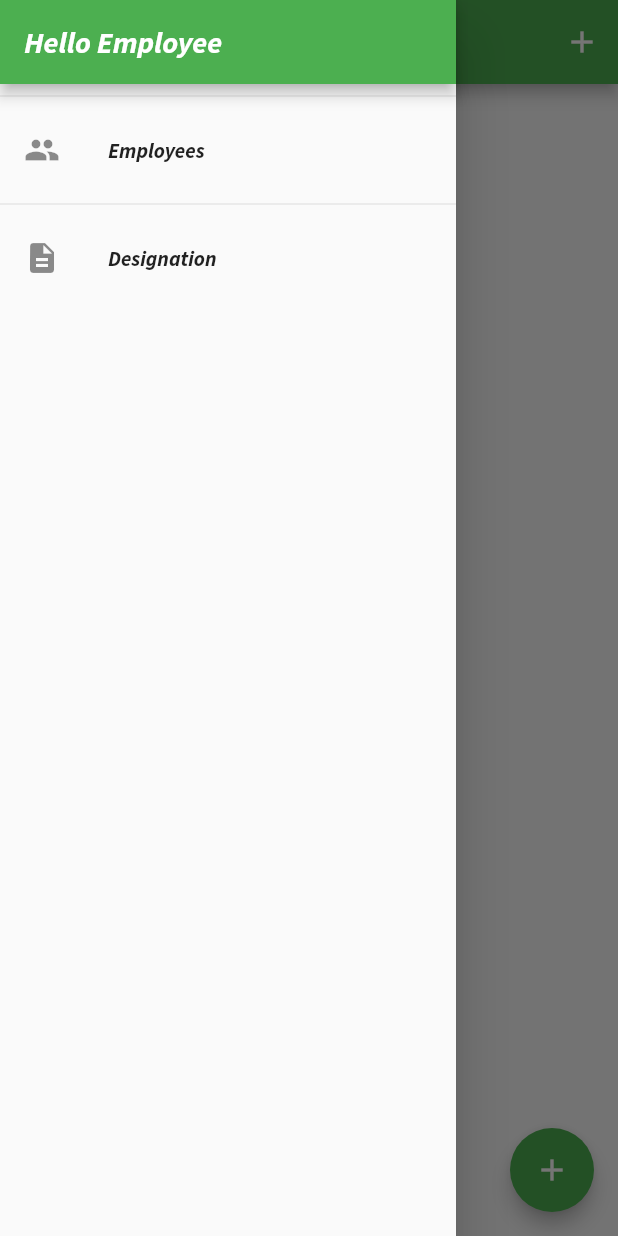
After one commit to zexes/sqlite_CRUD, a Flutter app: the DesignationScreen screen opened by its route, with the side drawer open, on a phone screen of 412 x 824 dp. The commit adds this screen. Run offline on Flutter 3.47's test engine with Material 2 defaults, Android fonts, the phone set to English and light mode, and no system bars; our stand-ins replace dropdown_formfield, sqflite; accounts and stored records are empty.

Commit message:
Manage Designation from database rather than hardcoding. closes #1

```diff
--- a/lib/db/database_helper.dart
+++ b/lib/db/database_helper.dart
@@ -31,5 +31,10 @@ class DatabaseHelper {
         "name TEXT NOT NULL, "
         "dob INTEGER NOT NULL, "
         "designation TEXT NOT NULL)");
+
+    await db.execute("CREATE TABLE Designation("
+        "id INTEGER PRIMARY KEY AUTOINCREMENT, "
+        "display TEXT NOT NULL, "
+        "value TEXT NOT NULL)");
   }
 }
--- a/lib/main.dart
+++ b/lib/main.dart
@@ -1,4 +1,5 @@
 import 'package:flutter/material.dart';
+import './screens/designation_screen.dart';
 import './screens/add_edit_employeeScreen.dart';
 import './screens/home_page.dart';
 
@@ -18,6 +19,7 @@ class MyApp extends StatelessWidget {
       routes: {
         HomePage.id: (_) => HomePage(),
         EditEmployeeScreen.id: (_) => EditEmployeeScreen(),
+        DesignationScreen.id: (_) => DesignationScreen(),
       },
     );
   }
--- /dev/null
+++ b/lib/model/Designation.dart
@@ -0,0 +1,29 @@
+class Designation {
+  int id;
+  String _display; // since i did not declare as final
+  String _value;
+
+  Designation(this._display, this._value);
+
+  Designation.map(dynamic obj) {
+    this._display = obj["display"];
+    this._value = obj["value"];
+  }
+
+  String get display => _display;
+
+  String get value => _value;
+
+  Map<String, String> toMap() => {"display": _display, "value": _value};
+
+//  Map<String, dynamic> toMap(){
+//    Map<String, dynamic> map = Map<String, dynamic>();
+//    map["name"] = _name;
+//    map["dob"] = _dob;
+//    map["designation"] = _designation;
+//    return map;}
+
+  void setUserId(int id) {
+    this.id = id;
+  }
+}
--- /dev/null
+++ b/lib/provider/designation_provider.dart
@@ -0,0 +1,72 @@
+import 'package:flutter/foundation.dart';
+import 'package:sqflite/sqlite_api.dart';
+import '../model/Designation.dart';
+import '../db/database_helper.dart';
+
+class DesignationProvider with ChangeNotifier {
+  Future<Database> database = DatabaseHelper().database;
+
+  Future<int> saveDesignation(Designation designation) async {
+    Database db = await database;
+    int res = await db.insert("Designation", designation.toMap());
+    print('saved new designation');
+    return res;
+  }
+
+  Future<List<Designation>> getDesignations() async {
+    Database db = await database;
+    List<Map> designationFromDb =
+        await db.rawQuery('SELECT * FROM Designation');
+    List<Designation> designations = [];
+    for (int i = 0; i < designationFromDb.length; i++) {
+      final designationIndex = designationFromDb[i];
+      Designation designation = Designation(
+        designationIndex["display"],
+        designationIndex["display_value"],
+      );
+      designation.setUserId(designationIndex["id"]);
+      designations.add(designation);
+    }
+    print('database length: , ${designations.length}');
+    return designations;
+  }
+
+  Future<List<Map<String, String>>> getDesignationsMap() async {
+    List<Map<String, String>> listMap = [];
+    Database db = await database;
+    List<Map> designationFromDb =
+        await db.rawQuery('SELECT * FROM Designation');
+    for (int i = 0; i < designationFromDb.length; i++) {
+      final designationIndex = designationFromDb[i];
+      Map<String, String> map = {};
+      map['display'] = designationIndex["display"];
+      map['value'] = designationIndex["display_value"];
+      listMap.add(map);
+    }
+    print('database length: , $listMap');
+
+    return listMap;
+  }
+
+  Future<Designation> getSingleDesignation(int id) async {
+    List<Designation> designations = await getDesignations();
+    Designation designation = designations.firstWhere((des) => des.id == id);
+    return designation;
+  }
+
+  Future<int> deleteDesignation(Designation designation) async {
+    Database db = await database;
+
+    int res = await db
+        .rawDelete('DELETE FROM Designation WHERE id = ?', [designation.id]);
+    return res;
+  }
+
+  Future<int> update(Designation designation) async {
+    Database db = await database;
+    int res = await db.update("Designation", designation.toMap(),
+        where: "id = ?", whereArgs: <int>[designation.id]);
+    print('updated new Designation');
+    return res;
+  }
+}
--- /dev/null
+++ b/lib/screens/designation_screen.dart
@@ -0,0 +1,58 @@
+import 'package:flutter/material.dart';
+import 'package:provider/provider.dart';
+import 'package:sqlite/screens/add_edit_designationScreen.dart';
+import '../provider/designation_provider.dart';
+import '../widget/designation_item.dart';
+import '../model/Designation.dart';
+import '../widget/app_drawer.dart';
+
+class DesignationScreen extends StatelessWidget {
+  static const String id = 'designation_screen';
+
+  @override
+  Widget build(BuildContext context) {
+    return FutureProvider<List<Designation>>(
+      initialData: [],
+      create: (context) => DesignationProvider().getDesignations(),
+      child: Scaffold(
+        appBar: AppBar(
+          title: Text('Designations'),
+          actions: <Widget>[
+            IconButton(
+              icon: Icon(Icons.add),
+              onPressed: () {
+                showDialog(
+                    context: context,
+                    builder: (BuildContext ctx) => EditDesignationScreen());
+              },
+            )
+          ],
+        ),
+        body: Consumer<List<Designation>>(
+          builder: (_, designation, __) {
+            return ListView.builder(
+              itemBuilder: (context, index) {
+                final designationIndex = designation[index];
+                return DesignationItem(
+                    id: designationIndex.id,
+                    display: designationIndex.display,
+                    displayValue: designationIndex.value);
+              },
+              itemCount: designation.length,
+            );
+          },
+        ),
+        drawer: AppDrawer(),
+        floatingActionButton: FloatingActionButton(
+          elevation: 5.0,
+          onPressed: () => showDialog(
+              context: context,
+              builder: (BuildContext ctx) => EditDesignationScreen()),
+          child: Icon(Icons.add),
+          backgroundColor: Theme.of(context).primaryColor,
+          splashColor: Theme.of(context).accentColor,
+        ),
+      ),
+    );
+  }
+}
--- /dev/null
+++ b/lib/widget/app_drawer.dart
@@ -0,0 +1,35 @@
+import 'package:flutter/material.dart';
+import 'package:sqlite/screens/designation_screen.dart';
+import 'package:sqlite/screens/home_page.dart';
+
+class AppDrawer extends StatelessWidget {
+  @override
+  Widget build(BuildContext context) {
+    return Drawer(
+      child: Column(
+        children: <Widget>[
+          AppBar(
+            title: Text('Hello Employee'),
+            automaticallyImplyLeading: false, // not to add back button
+          ),
+          Divider(),
+          ListTile(
+            leading: Icon(Icons.people),
+            title: Text('Employees'),
+            onTap: () {
+              Navigator.of(context).pushReplacementNamed(HomePage.id);
+            },
+          ),
+          Divider(),
+          ListTile(
+            leading: Icon(Icons.description),
+            title: Text('Designation'),
+            onTap: () {
+              Navigator.of(context).pushReplacementNamed(DesignationScreen.id);
+            },
+          ),
+        ],
+      ),
+    );
+  }
+}
```
Also changed, not shown: lib/screens/add_edit_designationScreen.dart (added, +138 -0 lines), lib/screens/add_edit_employeeScreen.dart (+22 -28 lines), lib/screens/home_page.dart (+23 -10 lines), lib/widget/designation_item.dart (added, +117 -0 lines), 14 other files.
